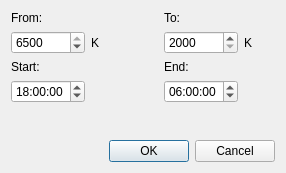
This is src/tempscheduler.ui in ArtrixTech/DynaGammy as Qt 5 draws it before an edit. The edited form follows.
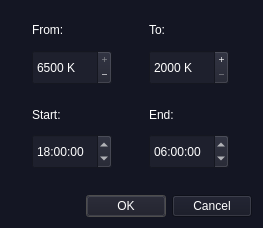
This is the edited form. Icons and pictures are not drawn.

Diff of the .ui file:
```diff
--- a/src/tempscheduler.ui
+++ b/src/tempscheduler.ui
@@ -6,133 +6,540 @@
    <rect>
     <x>0</x>
     <y>0</y>
-    <width>286</width>
-    <height>173</height>
+    <width>263</width>
+    <height>228</height>
    </rect>
   </property>
+  <property name="sizePolicy">
+   <sizepolicy hsizetype="Minimum" vsizetype="Minimum">
+    <horstretch>0</horstretch>
+    <verstretch>0</verstretch>
+   </sizepolicy>
+  </property>
+  <property name="palette">
+   <palette>
+    <active>
+     <colorrole role="WindowText">
+      <brush brushstyle="SolidPattern">
+       <color alpha="255">
+        <red>255</red>
+        <green>255</green>
+        <blue>255</blue>
+       </color>
+      </brush>
+     </colorrole>
+     <colorrole role="Button">
+      <brush brushstyle="SolidPattern">
+       <color alpha="255">
+        <red>20</red>
+        <green>22</green>
+        <blue>35</blue>
+       </color>
+      </brush>
+     </colorrole>
+     <colorrole role="Text">
+      <brush brushstyle="SolidPattern">
+       <color alpha="255">
+        <red>255</red>
+        <green>255</green>
+        <blue>255</blue>
+       </color>
+      </brush>
+     </colorrole>
+     <colorrole role="ButtonText">
+      <brush brushstyle="SolidPattern">
+       <color alpha="255">
+        <red>255</red>
+        <green>255</green>
+        <blue>255</blue>
+       </color>
+      </brush>
+     </colorrole>
+     <colorrole role="Base">
+      <brush brushstyle="SolidPattern">
+       <color alpha="255">
+        <red>20</red>
+        <green>22</green>
+        <blue>35</blue>
+       </color>
+      </brush>
+     </colorrole>
+     <colorrole role="Window">
+      <brush brushstyle="SolidPattern">
+       <color alpha="255">
+        <red>20</red>
+        <green>22</green>
+        <blue>35</blue>
+       </color>
+      </brush>
+     </colorrole>
+     <colorrole role="AlternateBase">
+      <brush brushstyle="SolidPattern">
+       <color alpha="255">
+        <red>79</red>
+        <green>255</green>
+        <blue>255</blue>
+       </color>
+      </brush>
+     </colorrole>
+     <colorrole role="PlaceholderText">
+      <brush brushstyle="NoBrush">
+       <color alpha="128">
+        <red>208</red>
+        <green>208</green>
+        <blue>208</blue>
+       </color>
+      </brush>
+     </colorrole>
+    </active>
+    <inactive>
+     <colorrole role="WindowText">
+      <brush brushstyle="SolidPattern">
+       <color alpha="255">
+        <red>255</red>
+        <green>255</green>
+        <blue>255</blue>
+       </color>
+      </brush>
+     </colorrole>
+     <colorrole role="Button">
+      <brush brushstyle="SolidPattern">
+       <color alpha="255">
+        <red>20</red>
+        <green>22</green>
+        <blue>35</blue>
+       </color>
+      </brush>
+     </colorrole>
+     <colorrole role="Text">
+      <brush brushstyle="SolidPattern">
+       <color alpha="255">
+        <red>255</red>
+        <green>255</green>
+        <blue>255</blue>
+       </color>
+      </brush>
+     </colorrole>
+     <colorrole role="ButtonText">
+      <brush brushstyle="SolidPattern">
+       <color alpha="255">
+        <red>255</red>
+        <green>255</green>
+        <blue>255</blue>
+       </color>
+      </brush>
+     </colorrole>
+     <colorrole role="Base">
+      <brush brushstyle="SolidPattern">
+       <color alpha="255">
+        <red>20</red>
+        <green>22</green>
+        <blue>35</blue>
+       </color>
+      </brush>
+     </colorrole>
+     <colorrole role="Window">
+      <brush brushstyle="SolidPattern">
+       <color alpha="255">
+        <red>20</red>
+        <green>22</green>
+        <blue>35</blue>
+       </color>
+      </brush>
+     </colorrole>
+     <colorrole role="AlternateBase">
+      <brush brushstyle="SolidPattern">
+       <color alpha="255">
+        <red>79</red>
+        <green>255</green>
+        <blue>255</blue>
+       </color>
+      </brush>
+     </colorrole>
+     <colorrole role="PlaceholderText">
+      <brush brushstyle="NoBrush">
+       <color alpha="128">
+        <red>255</red>
+        <green>255</green>
+        <blue>255</blue>
+       </color>
+      </brush>
+     </colorrole>
+    </inactive>
+    <disabled>
+     <colorrole role="WindowText">
+      <brush brushstyle="SolidPattern">
+       <color alpha="255">
+        <red>255</red>
+        <green>255</green>
+        <blue>255</blue>
+       </color>
+      </brush>
+     </colorrole>
+     <colorrole role="Button">
+      <brush brushstyle="SolidPattern">
+       <color alpha="255">
+        <red>20</red>
+        <green>22</green>
+        <blue>35</blue>
+       </color>
+      </brush>
+     </colorrole>
+     <colorrole role="Text">
+      <brush brushstyle="SolidPattern">
+       <color alpha="255">
+        <red>255</red>
+        <green>255</green>
+        <blue>255</blue>
+       </color>
+      </brush>
+     </colorrole>
+     <colorrole role="ButtonText">
+      <brush brushstyle="SolidPattern">
+       <color alpha="255">
+        <red>255</red>
+        <green>255</green>
+        <blue>255</blue>
+       </color>
+      </brush>
+     </colorrole>
+     <colorrole role="Base">
+      <brush brushstyle="SolidPattern">
+       <color alpha="255">
+        <red>20</red>
+        <green>22</green>
+        <blue>35</blue>
+       </color>
+      </brush>
+     </colorrole>
+     <colorrole role="Window">
+      <brush brushstyle="SolidPattern">
+       <color alpha="255">
+        <red>20</red>
+        <green>22</green>
+        <blue>35</blue>
+       </color>
+      </brush>
+     </colorrole>
+     <colorrole role="AlternateBase">
+      <brush brushstyle="SolidPattern">
+       <color alpha="255">
+        <red>79</red>
+        <green>255</green>
+        <blue>255</blue>
+       </color>
+      </brush>
+     </colorrole>
+     <colorrole role="PlaceholderText">
+      <brush brushstyle="NoBrush">
+       <color alpha="128">
+        <red>208</red>
+        <green>208</green>
+        <blue>208</blue>
+       </color>
+      </brush>
+     </colorrole>
+    </disabled>
+   </palette>
+  </property>
   <property name="windowTitle">
-   <string>Configure temperature</string>
+   <string>Temperature schedule</string>
+  </property>
+  <property name="windowIcon">
+   <iconset resource="../res.qrc">
+    <normaloff>:/res/icons/64x64ball.ico</normaloff>:/res/icons/64x64ball.ico</iconset>
+  </property>
+  <property name="styleSheet">
+   <string notr="true">background-color: rgb(20,22,35);
+alternate-background-color: rgb(79,255,255);
+color:white;
+font-family:&quot;Ubuntu&quot;, &quot;Segoe UI&quot;, sans-serif;
+
+</string>
   </property>
   <layout class="QGridLayout" name="gridLayout">
-   <item row="0" column="3" colspan="2">
-    <widget class="QLabel" name="label_4">
-     <property name="text">
-      <string>To:</string>
+   <item row="3" column="0" colspan="2">
+    <widget class="QDialogButtonBox" name="buttonBox">
+     <property name="styleSheet">
+      <string notr="true">background-color: rgb(20,22,35);
+selection-background-color: rgb(96,96,96);
+color: rgb(255, 255, 255);</string>
      </property>
-    </widget>
-   </item>
-   <item row="2" column="3">
-    <widget class="QLabel" name="label_2">
-     <property name="text">
-      <string>End:</string>
+     <property name="orientation">
+      <enum>Qt::Horizontal</enum>
      </property>
+     <property name="standardButtons">
+      <set>QDialogButtonBox::Cancel|QDialogButtonBox::Ok</set>
+     </property>
+     <property name="centerButtons">
+      <bool>false</bool>
+     </property>
     </widget>
    </item>
-   <item row="1" column="3">
-    <widget class="QSpinBox" name="tempEndBox">
-     <property name="minimum">
-      <number>2000</number>
+   <item row="0" column="0" rowspan="2" colspan="2">
+    <layout class="QHBoxLayout" name="horizontalLayout">
+     <property name="leftMargin">
+      <number>10</number>
      </property>
-     <property name="maximum">
-      <number>6500</number>
+     <property name="topMargin">
+      <number>5</number>
      </property>
-     <property name="singleStep">
-      <number>100</number>
+     <property name="rightMargin">
+      <number>10</number>
      </property>
-    </widget>
+     <property name="bottomMargin">
+      <number>5</number>
+     </property>
+     <item>
+      <layout class="QVBoxLayout" name="verticalLayout_2">
+       <property name="leftMargin">
+        <number>0</number>
+       </property>
+       <item>
+        <widget class="QLabel" name="label_3">
+         <property name="text">
+          <string>From:</string>
+         </property>
+        </widget>
+       </item>
+       <item>
+        <widget class="QSpinBox" name="tempStartBox">
+         <property name="sizePolicy">
+          <sizepolicy hsizetype="Fixed" vsizetype="Fixed">
+           <horstretch>0</horstretch>
+           <verstretch>0</verstretch>
+          </sizepolicy>
+         </property>
+         <property name="minimumSize">
+          <size>
+           <width>80</width>
+           <height>35</height>
+          </size>
+         </property>
+         <property name="styleSheet">
+          <string notr="true">background-color:rgb(30,32,45);
+selection-background-color: rgb(60, 82, 125);</string>
+         </property>
+         <property name="buttonSymbols">
+          <enum>QAbstractSpinBox::PlusMinus</enum>
+         </property>
+         <property name="suffix">
+          <string> K</string>
+         </property>
+         <property name="minimum">
+          <number>2000</number>
+         </property>
+         <property name="maximum">
+          <number>6500</number>
+         </property>
+         <property name="singleStep">
+          <number>100</number>
+         </property>
+         <property name="value">
+          <number>6500</number>
+         </property>
+        </widget>
+       </item>
+       <item>
+        <spacer name="verticalSpacer_2">
+         <property name="orientation">
+          <enum>Qt::Vertical</enum>
+         </property>
+         <property name="sizeType">
+          <enum>QSizePolicy::Fixed</enum>
+         </property>
+         <property name="sizeHint" stdset="0">
+          <size>
+           <width>20</width>
+           <height>10</height>
+          </size>
+         </property>
+        </spacer>
+       </item>
+       <item>
+        <widget class="QLabel" name="label">
+         <property name="text">
+          <string>Start:</string>
+         </property>
+        </widget>
+       </item>
+       <item>
+        <widget class="QTimeEdit" name="timeStartBox">
+         <property name="sizePolicy">
+          <sizepolicy hsizetype="Fixed" vsizetype="Fixed">
+           <horstretch>0</horstretch>
+           <verstretch>0</verstretch>
+          </sizepolicy>
+         </property>
+         <property name="minimumSize">
+          <size>
+           <width>80</width>
+           <height>35</height>
+          </size>
+         </property>
+         <property name="styleSheet">
+          <string notr="true">background-color:rgb(30,32,45);
+selection-background-color: rgb(120, 62, 75);</string>
+         </property>
+         <property name="timeSpec">
+          <enum>Qt::LocalTime</enum>
+         </property>
+         <property name="time">
+          <time>
+           <hour>18</hour>
+           <minute>0</minute>
+           <second>0</second>
+          </time>
+         </property>
+        </widget>
+       </item>
+      </layout>
+     </item>
+     <item>
+      <spacer name="horizontalSpacer">
+       <property name="orientation">
+        <enum>Qt::Horizontal</enum>
+       </property>
+       <property name="sizeType">
+        <enum>QSizePolicy::Minimum</enum>
+       </property>
+       <property name="sizeHint" stdset="0">
+        <size>
+         <width>20</width>
+         <height>20</height>
+        </size>
+       </property>
+      </spacer>
+     </item>
+     <item>
+      <layout class="QVBoxLayout" name="verticalLayout">
+       <item>
+        <widget class="QLabel" name="label_4">
+         <property name="text">
+          <string>To:</string>
+         </property>
+        </widget>
+       </item>
+       <item>
+        <widget class="QSpinBox" name="tempEndBox">
+         <property name="sizePolicy">
+          <sizepolicy hsizetype="Fixed" vsizetype="Fixed">
+           <horstretch>0</horstretch>
+           <verstretch>0</verstretch>
+          </sizepolicy>
+         </property>
+         <property name="minimumSize">
+          <size>
+           <width>80</width>
+           <height>35</height>
+          </size>
+         </property>
+         <property name="styleSheet">
+          <string notr="true">background-color:rgb(30,32,45);
+selection-background-color: rgb(120, 62, 75);</string>
+         </property>
+         <property name="wrapping">
+          <bool>false</bool>
+         </property>
+         <property name="buttonSymbols">
+          <enum>QAbstractSpinBox::PlusMinus</enum>
+         </property>
+         <property name="showGroupSeparator" stdset="0">
+          <bool>false</bool>
+         </property>
+         <property name="suffix">
+          <string> K</string>
+         </property>
+         <property name="minimum">
+          <number>2000</number>
+         </property>
+         <property name="maximum">
+          <number>6500</number>
+         </property>
+         <property name="singleStep">
+          <number>100</number>
+         </property>
+        </widget>
+       </item>
+       <item>
+        <spacer name="verticalSpacer_3">
+         <property name="orientation">
+          <enum>Qt::Vertical</enum>
+         </property>
+         <property name="sizeType">
+          <enum>QSizePolicy::Fixed</enum>
+         </property>
+         <property name="sizeHint" stdset="0">
+          <size>
+           <width>20</width>
+           <height>10</height>
+          </size>
+         </property>
+        </spacer>
+       </item>
+       <item>
+        <widget class="QLabel" name="label_2">
+         <property name="text">
+          <string>End:</string>
+         </property>
+        </widget>
+       </item>
+       <item>
+        <widget class="QTimeEdit" name="timeEndBox">
+         <property name="sizePolicy">
+          <sizepolicy hsizetype="Fixed" vsizetype="Fixed">
+           <horstretch>0</horstretch>
+           <verstretch>0</verstretch>
+          </sizepolicy>
+         </property>
+         <property name="minimumSize">
+          <size>
+           <width>80</width>
+           <height>35</height>
+          </size>
+         </property>
+         <property name="maximumSize">
+          <size>
+           <width>16777215</width>
+           <height>16777215</height>
+          </size>
+         </property>
+         <property name="styleSheet">
+          <string notr="true">background-color:rgb(30,32,45);
+selection-background-color: rgb(60, 82, 125);</string>
+         </property>
+         <property name="timeSpec">
+          <enum>Qt::LocalTime</enum>
+         </property>
+         <property name="time">
+          <time>
+           <hour>6</hour>
+           <minute>0</minute>
+           <second>0</second>
+          </time>
+         </property>
+        </widget>
+       </item>
+      </layout>
+     </item>
+    </layout>
    </item>
    <item row="2" column="0">
-    <widget class="QLabel" name="label">
-     <property name="text">
-      <string>Start:</string>
-     </property>
-    </widget>
-   </item>
-   <item row="1" column="0">
-    <widget class="QSpinBox" name="tempStartBox">
-     <property name="minimum">
-      <number>2000</number>
-     </property>
-     <property name="maximum">
-      <number>6500</number>
-     </property>
-     <property name="singleStep">
-      <number>100</number>
-     </property>
-     <property name="value">
-      <number>6500</number>
-     </property>
-    </widget>
-   </item>
-   <item row="1" column="1">
-    <widget class="QLabel" name="label_5">
-     <property name="text">
-      <string>K</string>
-     </property>
-    </widget>
-   </item>
-   <item row="3" column="3">
-    <widget class="QTimeEdit" name="timeEndBox">
-     <property name="time">
-      <time>
-       <hour>6</hour>
-       <minute>0</minute>
-       <second>0</second>
-      </time>
-     </property>
-    </widget>
-   </item>
-   <item row="3" column="0">
-    <widget class="QTimeEdit" name="timeStartBox">
-     <property name="timeSpec">
-      <enum>Qt::LocalTime</enum>
-     </property>
-     <property name="time">
-      <time>
-       <hour>18</hour>
-       <minute>0</minute>
-       <second>0</second>
-      </time>
-     </property>
-    </widget>
-   </item>
-   <item row="1" column="4">
-    <widget class="QLabel" name="label_6">
-     <property name="text">
-      <string>K</string>
-     </property>
-    </widget>
-   </item>
-   <item row="0" column="0">
-    <widget class="QLabel" name="label_3">
-     <property name="text">
-      <string>From:</string>
-     </property>
-    </widget>
-   </item>
-   <item row="4" column="2">
     <spacer name="verticalSpacer">
      <property name="orientation">
       <enum>Qt::Vertical</enum>
      </property>
+     <property name="sizeType">
+      <enum>QSizePolicy::Minimum</enum>
+     </property>
      <property name="sizeHint" stdset="0">
       <size>
        <width>0</width>
-       <height>0</height>
+       <height>15</height>
       </size>
      </property>
     </spacer>
    </item>
-   <item row="5" column="0" colspan="5">
-    <widget class="QDialogButtonBox" name="buttonBox">
-     <property name="orientation">
-      <enum>Qt::Horizontal</enum>
-     </property>
-     <property name="standardButtons">
-      <set>QDialogButtonBox::Cancel|QDialogButtonBox::Ok</set>
-     </property>
-    </widget>
-   </item>
   </layout>
   <zorder>tempStartBox</zorder>
   <zorder>label_6</zorder>
```
Left out of the diff: 5 changed lines with no effect on the pictures.
